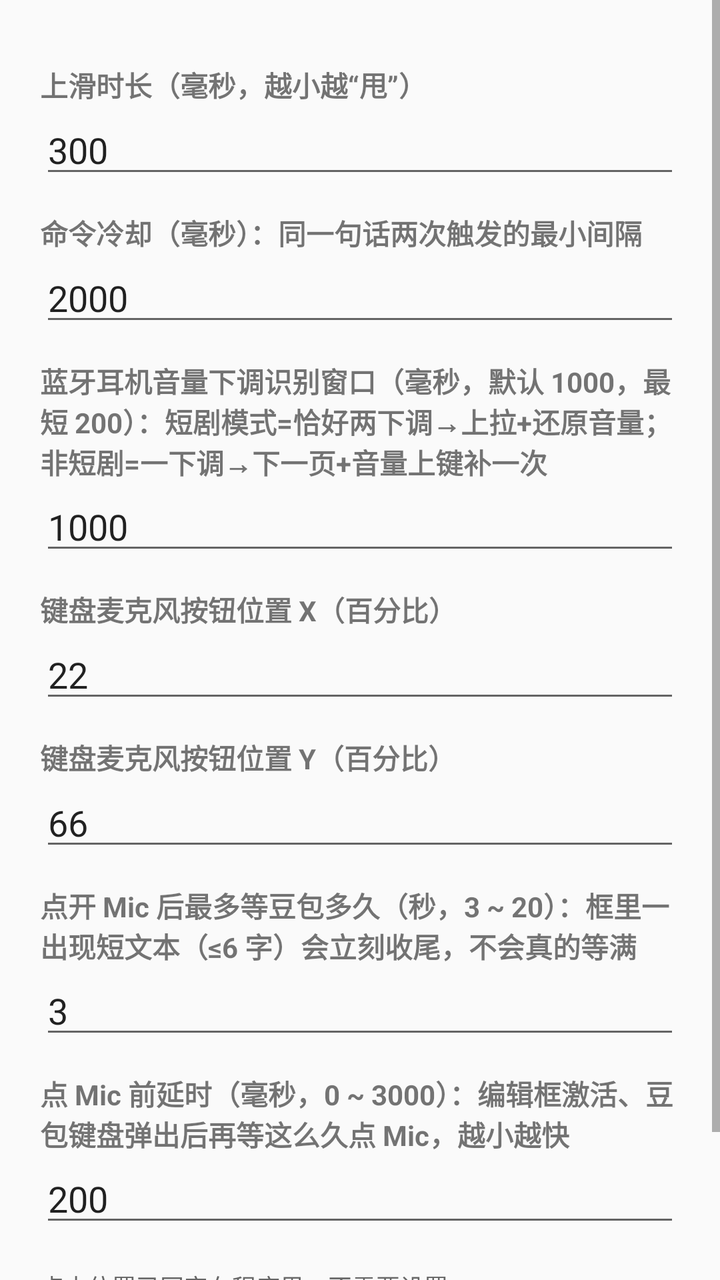
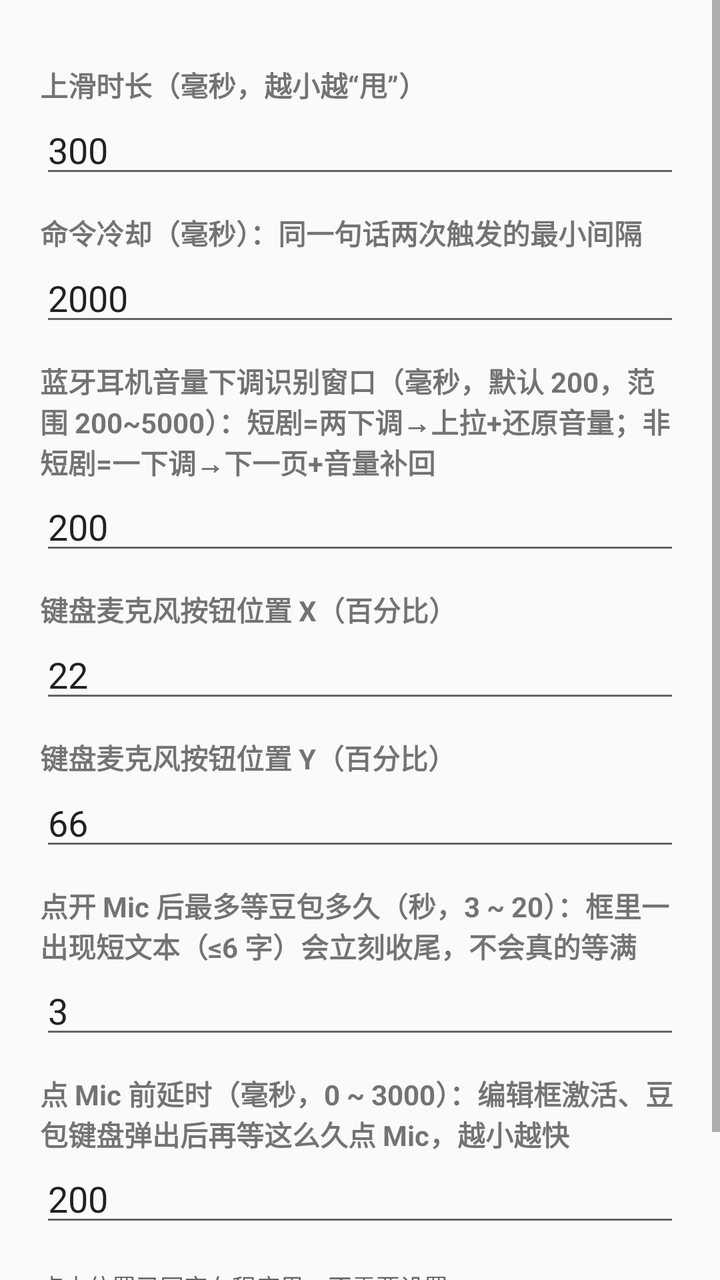

Screens rendered from an Android XML layout before and after an edit, with the pre-edit source and the edit as a unified diff.
<!-- AndroidManifest.xml: application theme android:Theme.Material.Light -->
<!-- res/layout/dialog_settings.xml -->
<?xml version="1.0" encoding="utf-8"?>
<ScrollView xmlns:android="http://schemas.android.com/apk/res/android"
    android:layout_width="match_parent"
    android:layout_height="wrap_content">

    <LinearLayout
        android:layout_width="match_parent"
        android:layout_height="wrap_content"
        android:orientation="vertical"
        android:padding="20dp">

        <TextView
            android:layout_width="match_parent"
            android:layout_height="wrap_content"
            android:layout_marginTop="12dp"
            android:text="上滑时长（毫秒，越小越“甩”）"
            android:textStyle="bold" />

        <EditText
            android:id="@+id/dlgDur"
            android:layout_width="match_parent"
            android:layout_height="wrap_content"
            android:inputType="number"
            android:text="300" />

        <TextView
            android:layout_width="match_parent"
            android:layout_height="wrap_content"
            android:layout_marginTop="12dp"
            android:text="命令冷却（毫秒）：同一句话两次触发的最小间隔"
            android:textStyle="bold" />

        <EditText
            android:id="@+id/dlgGap"
            android:layout_width="match_parent"
            android:layout_height="wrap_content"
            android:inputType="number"
            android:text="2000" />

        <TextView
            android:layout_width="match_parent"
            android:layout_height="wrap_content"
            android:layout_marginTop="12dp"
            android:text="蓝牙耳机音量下调识别窗口（毫秒，默认 1000，最短 200）：短剧模式=恰好两下调→上拉+还原音量；非短剧=一下调→下一页+音量上键补一次"
            android:textStyle="bold" />

        <EditText
            android:id="@+id/dlgVolMs"
            android:layout_width="match_parent"
            android:layout_height="wrap_content"
            android:inputType="number"
            android:text="1000" />

        <TextView
            android:layout_width="match_parent"
            android:layout_height="wrap_content"
            android:layout_marginTop="12dp"
            android:text="键盘麦克风按钮位置 X（百分比）"
            android:textStyle="bold" />

        <EditText
            android:id="@+id/dlgMicX"
            android:layout_width="match_parent"
            android:layout_height="wrap_content"
            android:inputType="number"
            android:text="22" />

        <TextView
            android:layout_width="match_parent"
            android:layout_height="wrap_content"
            android:layout_marginTop="12dp"
            android:text="键盘麦克风按钮位置 Y（百分比）"
            android:textStyle="bold" />

        <EditText
            android:id="@+id/dlgMicY"
            android:layout_width="match_parent"
            android:layout_height="wrap_content"
            android:inputType="number"
            android:text="66" />

        <TextView
            android:layout_width="match_parent"
            android:layout_height="wrap_content"
            android:layout_marginTop="12dp"
            android:text="点开 Mic 后最多等豆包多久（秒，3 ~ 20）：框里一出现短文本（≤6 字）会立刻收尾，不会真的等满"
            android:textStyle="bold" />

        <EditText
            android:id="@+id/dlgListen"
            android:layout_width="match_parent"
            android:layout_height="wrap_content"
            android:inputType="number"
            android:text="3" />

        <TextView
            android:layout_width="match_parent"
            android:layout_height="wrap_content"
            android:layout_marginTop="12dp"
            android:text="点 Mic 前延时（毫秒，0 ~ 3000）：编辑框激活、豆包键盘弹出后再等这么久点 Mic，越小越快"
            android:textStyle="bold" />

        <EditText
            android:id="@+id/dlgMicDelay"
            android:layout_width="match_parent"
            android:layout_height="wrap_content"
            android:inputType="number"
            android:text="200" />

        <TextView
            android:layout_width="match_parent"
            android:layout_height="wrap_content"
            android:layout_marginTop="16dp"
            android:text="点击位置已固定在程序里，不需要设置：\n· 暂停 / 恢复：(50%, 20%)\n· 下页：(85%, 85%)\n· 上页：(15%, 85%)"
            android:textColor="#666666"
            android:textSize="12sp" />

    </LinearLayout>
</ScrollView>
<!-- resources referenced by this layout -->
<resources>

</resources>

<!-- the commit's change to res/layout/dialog_settings.xml (unified diff, before → after) -->
@@ -41,7 +41,7 @@
             android:layout_width="match_parent"
             android:layout_height="wrap_content"
             android:layout_marginTop="12dp"
-            android:text="蓝牙耳机音量下调识别窗口（毫秒，默认 1000，最短 200）：短剧模式=恰好两下调→上拉+还原音量；非短剧=一下调→下一页+音量上键补一次"
+            android:text="蓝牙耳机音量下调识别窗口（毫秒，默认 200，范围 200~5000）：短剧=两下调→上拉+还原音量；非短剧=一下调→下一页+音量补回"
             android:textStyle="bold" />
 
         <EditText
@@ -49,7 +49,7 @@
             android:layout_width="match_parent"
             android:layout_height="wrap_content"
             android:inputType="number"
-            android:text="1000" />
+            android:text="200" />
 
         <TextView
             android:layout_width="match_parent"
